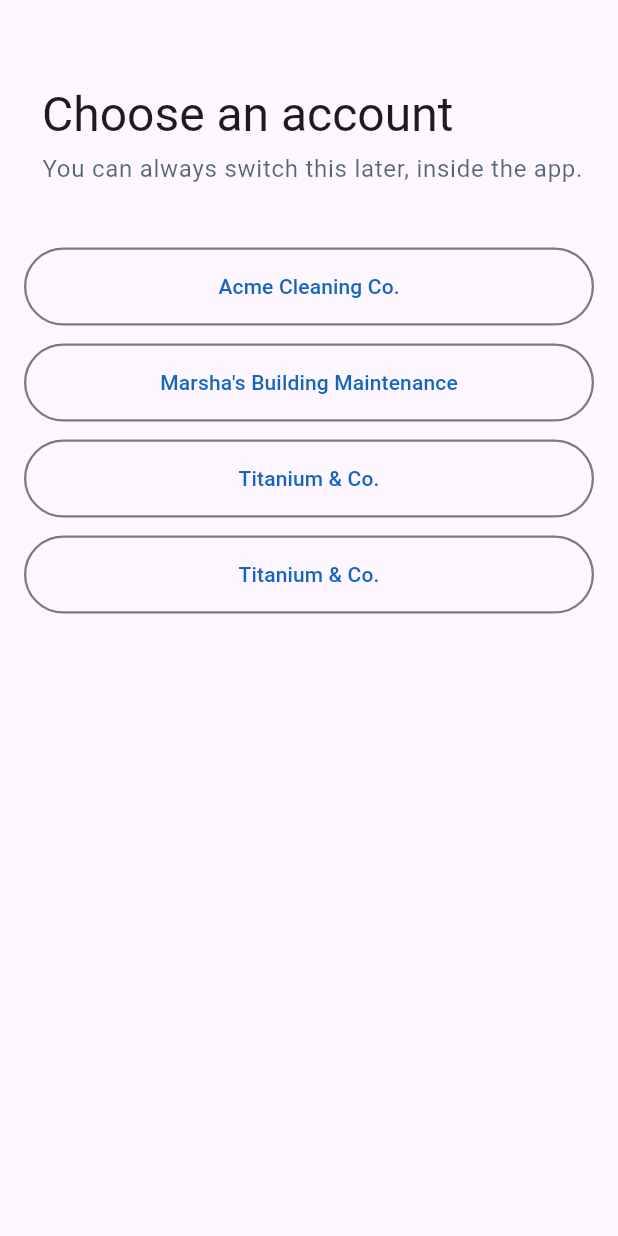
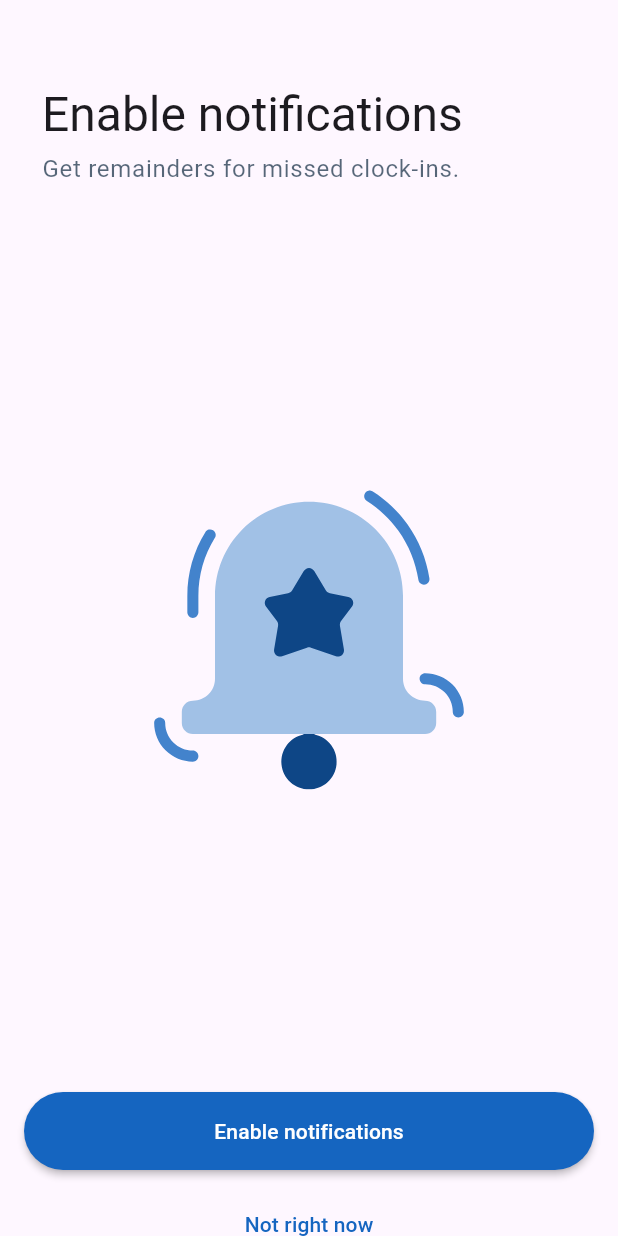
Before and after one commit to jimibilibob/flutter-codelabs, a Flutter app: the screen it shows after launch, on a phone screen of 412 x 824 dp. Run offline on Flutter 3.47's test engine with Material 3 defaults, Android fonts, the light colour scheme and no system bars; our stand-ins replace flutter_svg, google_fonts, material_color_utilities.

Commit message:
Add enable notification screen design. (#4)
Co-authored-by: israel aguilar <israel.aguilar@workwave.com>

```diff
--- a/lib/features/biometric/biometric_screen.dart
+++ b/lib/features/biometric/biometric_screen.dart
@@ -1,10 +1,8 @@
-import 'package:educa_mobile_padres/shared/theme/app_colors.dart';
 import 'package:educa_mobile_padres/shared/views/main_description.dart';
 import 'package:educa_mobile_padres/shared/views/custom_material_button.dart';
 import 'package:educa_mobile_padres/shared/views/title_screen.dart';
 import 'package:flutter/material.dart';
 import 'package:flutter_svg/svg.dart';
-import 'package:google_fonts/google_fonts.dart';
 
 class BiometricScreen extends StatefulWidget {
   const BiometricScreen({super.key});
@@ -67,10 +65,7 @@ class _BiometricScreenState extends State<BiometricScreen> {
                               });
                             },
                           ),
-                          TextButton(
-                            onPressed: () {},
-                            child: Text('No thanks', style: GoogleFonts.roboto(textStyle: TextStyle(color: AppColors.primaryMainLight))),
-                          ),
+                          CustomTextButton(title: 'No thanks'),
                         ],
                       ),
                     )
--- /dev/null
+++ b/lib/features/notification/enable_notification_screen.dart
@@ -0,0 +1,66 @@
+
+import 'package:educa_mobile_padres/shared/theme/app_colors.dart';
+import 'package:educa_mobile_padres/shared/views/custom_material_button.dart';
+import 'package:educa_mobile_padres/shared/views/main_description.dart';
+import 'package:educa_mobile_padres/shared/views/title_screen.dart';
+import 'package:flutter/material.dart';
+import 'package:flutter_svg/svg.dart';
+
+class EnableNotificationScreen extends StatelessWidget {
+  @override
+  Widget build(BuildContext context) {
+    final mediaQuery = MediaQuery.of(context);
+
+    return Scaffold(
+      body: SafeArea(
+        child: SingleChildScrollView(
+          child: Padding(
+            padding: const EdgeInsets.all(16.0),
+            child: ConstrainedBox(
+              constraints: BoxConstraints(
+                maxHeight: mediaQuery.size.height <= 500
+                  ? 500
+                  : mediaQuery.size.height - (mediaQuery.padding.top + mediaQuery.padding.bottom * 2)),
+              child: Column(
+                mainAxisAlignment: MainAxisAlignment.start,
+                crossAxisAlignment: CrossAxisAlignment.center,
+                children: [
+                  SizedBox(height: 40,),
+                  Padding(
+                    padding: const EdgeInsets.only(left: 12.0),
+                    child: Column(
+                      spacing: 5,
+                      children: [
+                        MainTitle(title: 'Enable notifications'),
+                        MainDescription(text: 'Get remainders for missed clock-ins.'),
+                      ],
+                    ),
+                  ),
+                  Spacer(),
+                  SvgPicture.asset(
+                    'assets/images/ic_notification.svg',
+                    height: 200, fit: BoxFit.cover,
+                  ),
+                  Spacer(),
+                  Column(
+                    mainAxisAlignment: MainAxisAlignment.center,
+                    crossAxisAlignment: CrossAxisAlignment.center,
+                    spacing: 12,
+                    children: [
+                      CustomMaterialPrimaryButton(
+                        title: 'Enable notifications',
+                        callback: () {},
+                      ),
+                      CustomTextButton(title: 'Not right now')
+                    ],
+                  )
+                ],
+              ),
+            ),
+          ),
+        ),
+      ),
+    );
+  }
+
+}
--- a/lib/main.dart
+++ b/lib/main.dart
@@ -1,5 +1,6 @@
 import 'package:educa_mobile_padres/features/biometric/biometric_screen.dart';
 import 'package:educa_mobile_padres/features/login/login_screen.dart';
+import 'package:educa_mobile_padres/features/notification/enable_notification_screen.dart';
 import 'package:educa_mobile_padres/features/tenant/tenant_screen.dart';
 import 'package:flutter/material.dart';
 
@@ -15,7 +16,7 @@ class DocumentApp extends StatelessWidget {
     return MaterialApp(
       debugShowCheckedModeBanner: false,
       theme: ThemeData(),
-      home: TenantScreen(),
+      home: EnableNotificationScreen(),
     );
   }
 }
--- a/lib/shared/views/custom_material_button.dart
+++ b/lib/shared/views/custom_material_button.dart
@@ -83,3 +83,24 @@ class CustomMaterialOutlinedButton extends StatelessWidget {
     );
   }
 }
+
+class CustomTextButton extends StatelessWidget {
+  const CustomTextButton({
+    super.key, required this.title,
+  });
+
+  final String title;
+
+  @override
+  Widget build(BuildContext context) {
+    return TextButton(
+      onPressed: () {},
+      child: Text(
+        title,
+        style: GoogleFonts.roboto(
+          textStyle: TextStyle(color: AppColors.primaryMainLight)
+        )
+      ),
+    );
+  }
+}
```
Also changed, not shown: assets/images/ic_notification.svg (added).
